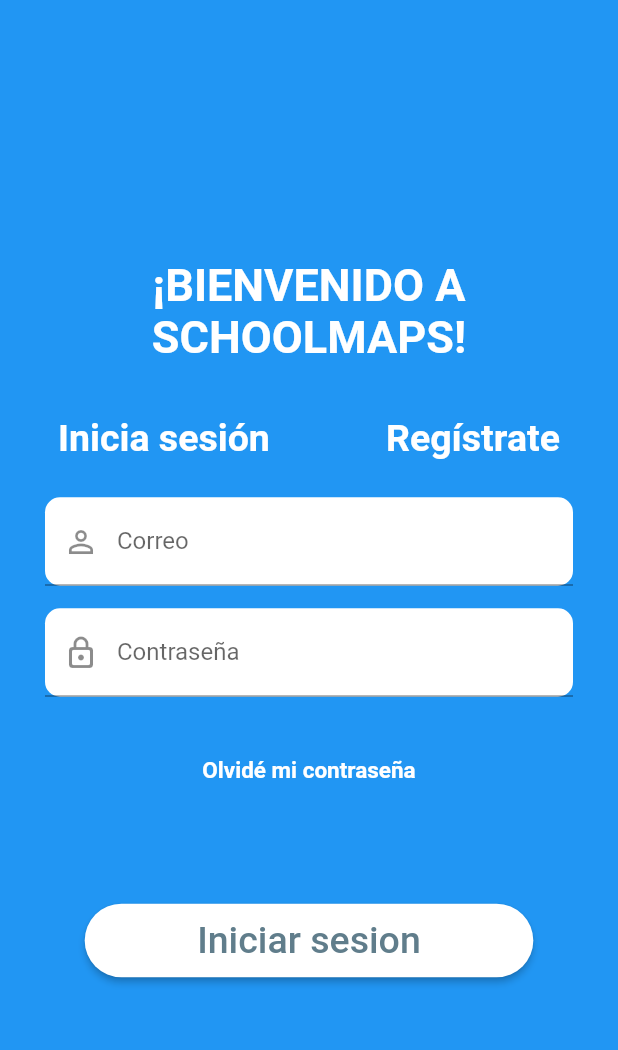
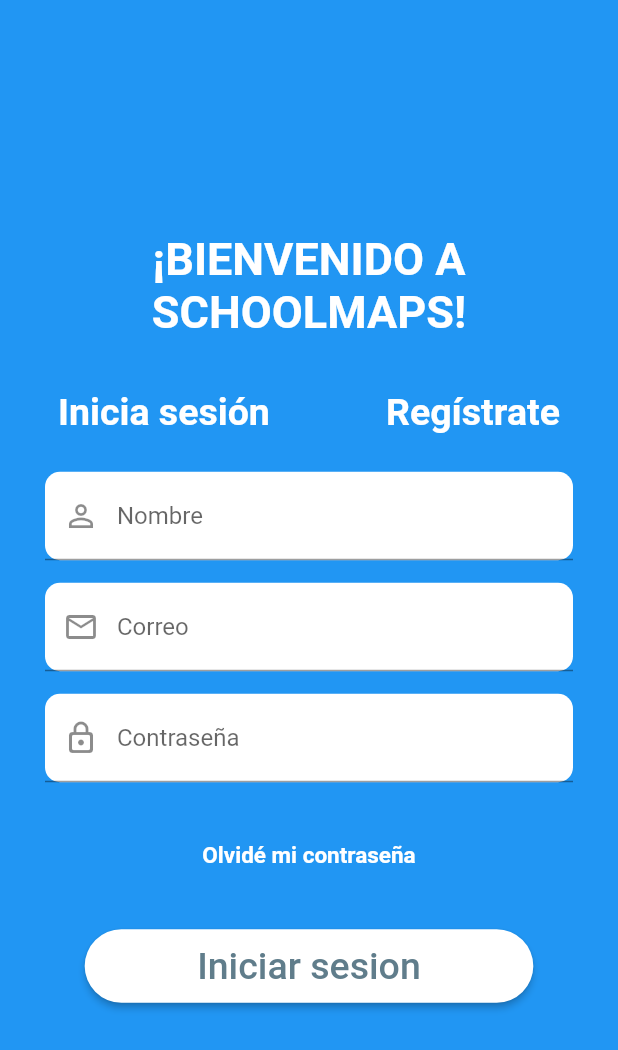
Before and after one commit to MauryBenavidez/School-maps, a Flutter app: the screen it shows after launch, on a phone screen of 412 x 824 dp. Shown: the top 1050 px of the screen. Run offline on Flutter 3.47's test engine with Material 2 defaults, Android fonts, the phone set to English and light mode, and no system bars; Roboto replaces fonts that are missing (Impact).

Commit message:
Pantalla Login - Agregando campo "Nombre""
Se agregó el campo "Nombre" para el registro del usuario.

```diff
--- a/lib/views/login_page.dart
+++ b/lib/views/login_page.dart
@@ -53,6 +53,10 @@
             SizedBox(
               height: 25.0,
             ),
+            _textFielName(),
+            SizedBox(
+              height: 15.0,
+            ),
             _textFielCorreo(),
             SizedBox(
               height: 15.0,
@@ -63,7 +67,7 @@
             ),
             _buttonLostPassword(),
             SizedBox(
-              height: 65.0,
+              height: 25.0,
             ),
             _buttonSignUp(),
           ],
@@ -72,12 +76,23 @@
     );
   }
 
+  Widget _textFielName() {
+    return _textFieldGeneral(
+      labelText: "Nombre",
+      hintText: "Mauricio Benavidez",
+      icon: Icons.person_outline,
+      onChanged: (value) {},
+      obscureText: false,
+    );
+  }
+
   Widget _textFielCorreo() {
     return _textFieldGeneral(
       labelText: "Correo",
       hintText: "ejemplo@gmail.com",
-      icon: Icons.person_outline,
+      keyboardType: TextInputType.emailAddress,
       onChanged: (value) {},
+      icon: Icons.email_outlined,
       obscureText: false,
     );
   }
@@ -133,12 +148,14 @@
   final Function onChanged;
   final IconData icon;
   final bool obscureText;
+  final TextInputType keyboardType;
   const _textFieldGeneral({
     this.labelText,
     this.hintText,
     this.onChanged,
     this.icon,
     this.obscureText,
+    this.keyboardType,
   });
 
   @override
```
